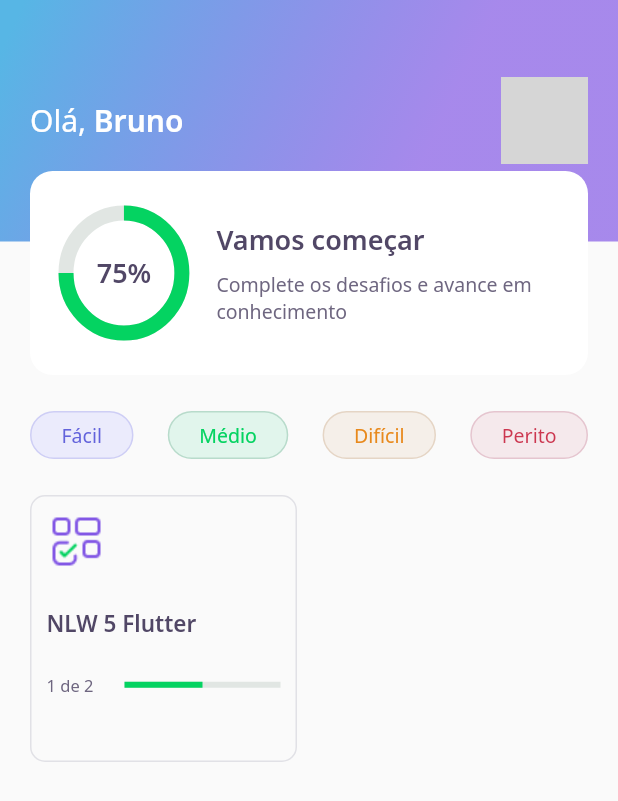
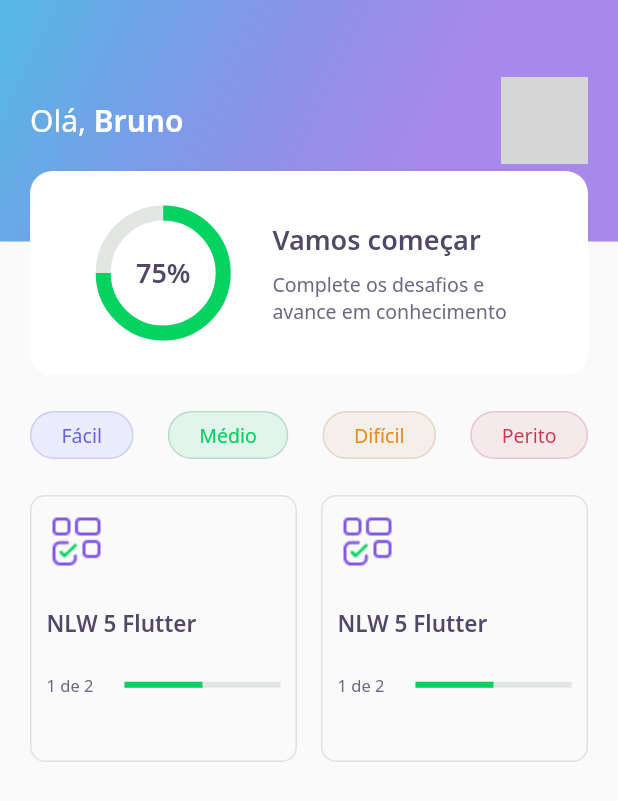
Before and after one commit to BrunoFerreiraSa/NLW5, a Flutter app: the screen it shows after launch, on a phone screen of 412 x 824 dp. Shown: the top 801 px of the screen. Run offline on Flutter 3.47's test engine with Material 2 defaults, Android fonts, the phone set to English and light mode, and no system bars; our stand-ins replace google_fonts, share_plus; accounts and stored records are empty; network calls fail; grey boxes are pictures that could not be loaded.

```diff
--- a/devquiz/assets/database/quizzes.json
+++ b/devquiz/assets/database/quizzes.json
@@ -26,7 +26,37 @@
                 ]
 
             }
-            ]
+        ]
 
-    }
+    },
+    {
+
+        "title": "NLW 5 Flutter",
+        "imagem": "blocks",
+        "questionAnswered": 1,
+        "level": "facil",
+        "questions": [
+            {
+                "title": "Está curtindo o flutter?",
+                "awnsers": [
+                    {"title": "Estou curtindo"},
+                    {"title": "Amando Flutter"},
+                    {"title": "Muito top"},
+                    {"title": "Show de bola", "isRight": true}
+                ]
+
+            },
+            {
+              "title": "Está curtindo o flutter?",
+              "awnsers": [
+                  {"title": "Estou curtindo"},
+                  {"title": "Amando Flutter"},
+                  {"title": "Muito top"},
+                  {"title": "Show de bola", "isRight": true}
+              ]
+
+          }
+      ]
+
+  }
 ]
--- a/devquiz/lib/challenge/challenge_controller.dart
+++ b/devquiz/lib/challenge/challenge_controller.dart
@@ -6,4 +6,6 @@ class ChallengeController {
   int get currentPage => currentPageNotifier.value;
 
   set currentPage(int value) => currentPageNotifier.value = value;
+
+  int qtdAnwserRight = 0;
 }
--- a/devquiz/lib/challenge/widget/awnser/awnser_widget.dart
+++ b/devquiz/lib/challenge/widget/awnser/awnser_widget.dart
@@ -6,7 +6,7 @@ class AwnserWidget extends StatelessWidget {
   final AwnserModel anwser;
   final bool isSelected;
   final bool disabled;
-  final VoidCallback onTap;
+  final ValueChanged<bool> onTap;
 
   const AwnserWidget({
     Key? key,
@@ -40,7 +40,9 @@ class AwnserWidget extends StatelessWidget {
       child: IgnorePointer(
         ignoring: disabled,
         child: GestureDetector(
-          onTap: onTap,
+          onTap: () {
+            onTap(anwser.isRight);
+          },
           child: Container(
             padding: EdgeInsets.all(16),
             decoration: BoxDecoration(
--- a/devquiz/lib/core/app_widget.dart
+++ b/devquiz/lib/core/app_widget.dart
@@ -1,4 +1,4 @@
-import 'package:DevQuiz/home/home_page.dart';
+import 'package:DevQuiz/splash/splash_page.dart';
 import 'package:flutter/material.dart';
 
 class AppWidget extends StatelessWidget {
@@ -7,7 +7,7 @@ class AppWidget extends StatelessWidget {
     return MaterialApp(
       debugShowCheckedModeBanner: false,
       title: "DevQuiz",
-      home: HomePage(),
+      home: SplashPage(),
     );
   }
 }
--- a/devquiz/lib/home/home_page.dart
+++ b/devquiz/lib/home/home_page.dart
@@ -64,6 +64,7 @@ class _HomePageState extends State<HomePage> {
                                 MaterialPageRoute(
                                   builder: (_) => ChallengePage(
                                     questions: e.questions,
+                                    title: e.title,
                                   ),
                                 ),
                               );
--- a/devquiz/lib/home/widget/appbar/app_bar.dart
+++ b/devquiz/lib/home/widget/appbar/app_bar.dart
@@ -52,7 +52,9 @@ class AppBarWidget extends PreferredSize {
                 ),
                 Align(
                   alignment: Alignment(0.0, 1.0),
-                  child: ScoreCardWidget(),
+                  child: ScoreCardWidget(
+                    percent: user.score / 100,
+                  ),
                 ),
               ],
             ),
--- a/devquiz/lib/home/widget/chart/chart_widget.dart
+++ b/devquiz/lib/home/widget/chart/chart_widget.dart
@@ -2,13 +2,47 @@ import 'package:DevQuiz/core/app_colors.dart';
 import 'package:DevQuiz/core/app_text_styles.dart';
 import 'package:flutter/material.dart';
 
-class ChartWidget extends StatelessWidget {
+class ChartWidget extends StatefulWidget {
+  final double percent;
+
+  const ChartWidget({
+    Key? key,
+    required this.percent,
+  }) : super(key: key);
+
+  @override
+  _ChartWidgetState createState() => _ChartWidgetState();
+}
+
+class _ChartWidgetState extends State<ChartWidget>
+    with SingleTickerProviderStateMixin {
+  late AnimationController _controller;
+  late Animation<double> _animation;
+
+  void _initAnimation() {
+    _controller = AnimationController(
+      vsync: this,
+      duration: Duration(seconds: 3),
+    );
+    _animation =
+        Tween<double>(begin: 0.0, end: widget.percent).animate(_controller);
+    _controller.forward();
+  }
+
+  @override
+  void initState() {
+    _initAnimation();
+    super.initState();
+  }
+
   @override
   Widget build(BuildContext context) {
     return Container(
       height: 80,
       width: 80,
-      child: Stack(
+      child: AnimatedBuilder(
+        animation: _animation,
+        builder: (context, _) => Stack(
           children: [
             Center(
               child: Container(
@@ -16,7 +50,7 @@ class ChartWidget extends StatelessWidget {
                 width: 80,
                 child: CircularProgressIndicator(
                   strokeWidth: 10,
-                value: 0.75,
+                  value: _animation.value,
                   backgroundColor: AppColors.chartSecondary,
                   valueColor: AlwaysStoppedAnimation<Color>(
                     AppColors.chartPrimary,
@@ -26,12 +60,13 @@ class ChartWidget extends StatelessWidget {
             ),
             Center(
               child: Text(
-              "75%",
+                "${(_animation.value * 100).toStringAsFixed(0)}%",
                 style: AppTextStyles.heading,
               ),
             )
           ],
         ),
+      ),
     );
   }
 }
--- a/devquiz/lib/home/widget/score_card/score_card_widget.dart
+++ b/devquiz/lib/home/widget/score_card/score_card_widget.dart
@@ -4,6 +4,13 @@ import 'package:DevQuiz/home/widget/chart/chart_widget.dart';
 import 'package:flutter/material.dart';
 
 class ScoreCardWidget extends StatelessWidget {
+  final double percent;
+
+  const ScoreCardWidget({
+    Key? key,
+    required this.percent,
+  }) : super(key: key);
+
   @override
   Widget build(BuildContext context) {
     return Padding(
@@ -20,10 +27,11 @@ class ScoreCardWidget extends StatelessWidget {
             crossAxisAlignment: CrossAxisAlignment.center,
             children: [
               Expanded(
-                flex: 1,
-                child: ChartWidget(),
+                flex: 2,
+                child: ChartWidget(
+                  percent: percent,
+                ),
               ),
-              SizedBox(width: 15),
               Expanded(
                 flex: 3,
                 child: Padding(
--- a/devquiz/pubspec.yaml
+++ b/devquiz/pubspec.yaml
@@ -10,6 +10,7 @@ dependencies:
     sdk: flutter
   cupertino_icons: ^1.0.2
   google_fonts: ^2.0.0
+  share_plus: ^2.0.1
 
 dev_dependencies:
   flutter_test:
```
Also changed, not shown: devquiz/lib/challenge/challenge_page.dart (+26 -3 lines), devquiz/lib/challenge/widget/next_button/next_button_widget.dart (+15 -0 lines), devquiz/lib/challenge/widget/quiz/quiz_widget.dart (+4 -4 lines), devquiz/lib/result/result_page.dart (added, +97 -0 lines), devquiz/lib/splash/splash_page.dart (+9 -0 lines), devquiz/assets/images/trophy.png, devquiz/pubspec.lock, 2 other files. Lines whose indentation alone changed are shown as unchanged.
